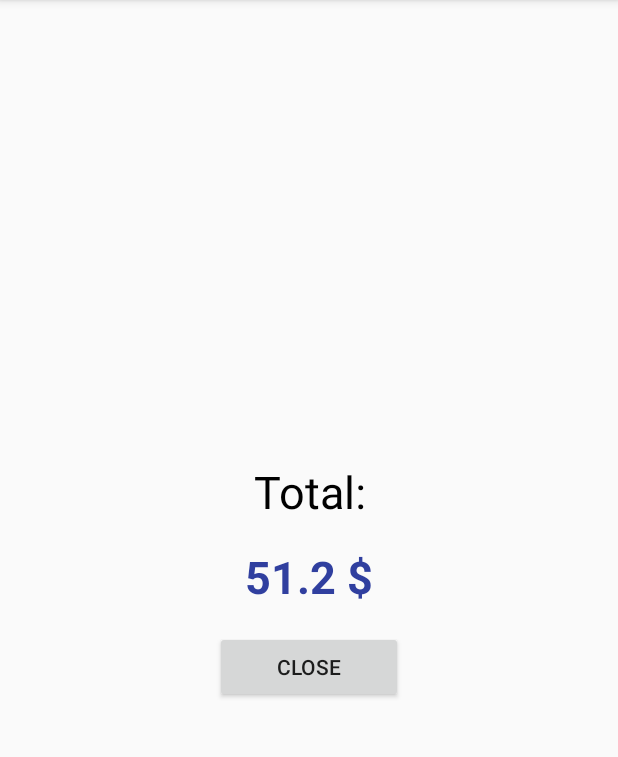
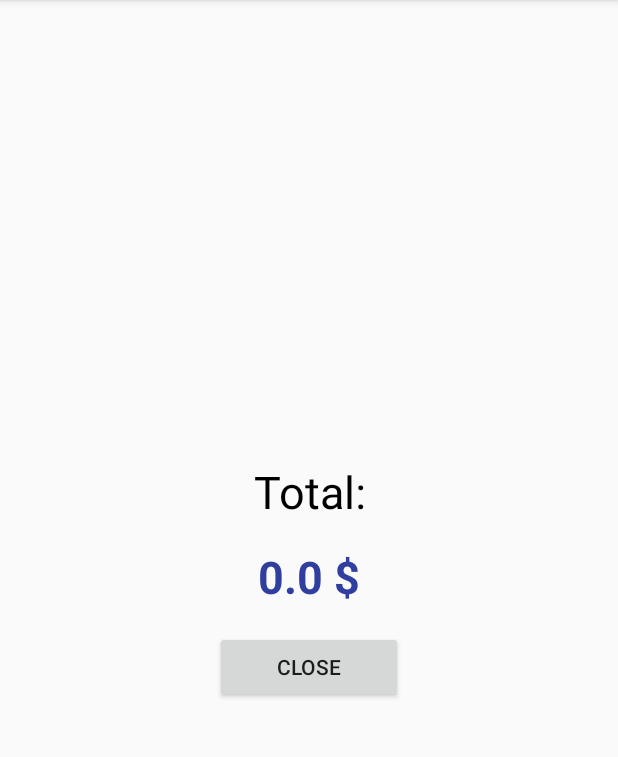
Before and after one commit to komarovn/LocalDB-android, an Android app: the screen it shows after launch (TotalActivity), after a tap on "TOTAL", on a phone screen of 412 x 824 dp, the part 84-841 px from its top. Run offline under Robolectric (Android 15) with nearby library versions, the phone set to English and light mode, and no system bars; 2 other taps on this screen came first.

Commit message:
Add new cost, iter 2. Update layout after returning back from another layout.

```diff
--- a/app/src/main/java/com/mobile/localdb/MainActivity.java
+++ b/app/src/main/java/com/mobile/localdb/MainActivity.java
@@ -38,6 +38,12 @@ public class MainActivity extends AppCompatActivity {
         startActivityForResult(intent, 0);
     }
 
+    @Override
+    protected void onResume() {
+        super.onResume();
+        updateData();
+    }
+
     public void onDeleteSelectedItems(View view) {
         for (Integer id : adapter.getSelected()) {
             db.removeCost(id);
@@ -47,8 +53,6 @@ public class MainActivity extends AppCompatActivity {
     }
 
     private void initTable() {
-        db.createCost("testing", true, 45.20);
-        db.createCost("test2", false, 6.);
         data = db.getData();
 
         ListView table = (ListView) findViewById(R.id.dataTable);
@@ -57,8 +61,10 @@ public class MainActivity extends AppCompatActivity {
     }
 
     public void updateData() {
-        data.clear();
-        data.addAll(db.getData());
-        adapter.notifyDataSetChanged();
+        if (data != null) {
+            data.clear();
+            data.addAll(db.getData());
+            adapter.notifyDataSetChanged();
+        }
     }
 }
--- a/app/src/main/java/com/mobile/localdb/model/DatabaseOperations.java
+++ b/app/src/main/java/com/mobile/localdb/model/DatabaseOperations.java
@@ -20,7 +20,7 @@ public class DatabaseOperations {
 
     public void init(SQLiteDatabase db) {
         this.db = db;
-        this.db.execSQL("DROP TABLE IF EXISTS costs;"); // TODO: remove when finished
+        //this.db.execSQL("DROP TABLE IF EXISTS costs;");
         this.db.execSQL("CREATE TABLE IF NOT EXISTS costs(" +
                 "id INTEGER PRIMARY KEY AUTOINCREMENT," +
                 "name CHAR(100) NOT NULL," +
--- a/app/src/main/res/layout/add_new_layout.xml
+++ b/app/src/main/res/layout/add_new_layout.xml
@@ -21,6 +21,7 @@
         android:layout_marginTop="8dp"
         android:ems="10"
         android:hint="@string/name"
+
         android:inputType="textPersonName" />
 
     <LinearLayout
@@ -31,7 +32,8 @@
 
         <RadioGroup
             android:layout_width="match_parent"
-            android:layout_height="match_parent">
+            android:layout_height="match_parent"
+            android:id="@+id/assetLiabilityRadioGroup">
 
             <RadioButton
                 android:id="@+id/assetRadio"
```
Also changed, not shown: app/src/main/java/com/mobile/localdb/AddNewActivity.java (+13 -8 lines).
